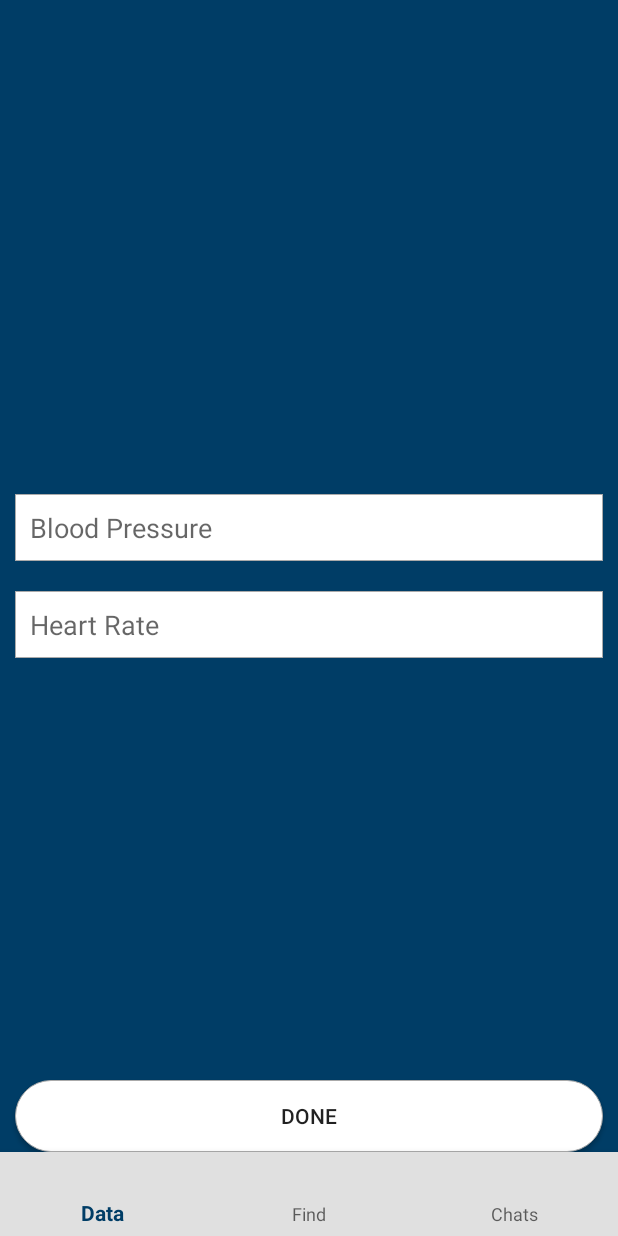
After one commit to mohamed-shaar/PatientHistory, an Android app: the fragment AddPhysicalExamFragment placed in its activity, on a phone screen of 412 x 824 dp. The commit adds this screen. Run offline under Robolectric (Android 15) with nearby library versions, the phone set to English and light mode, and no system bars; our stand-ins replace Room's generated code.

Commit message:
implemented add physical exam

```diff
--- /dev/null
+++ b/app/src/main/java/com/example/patienthistory/fragments/AddPhysicalExamFragment.java
@@ -0,0 +1,96 @@
+package com.example.patienthistory.fragments;
+
+
+import android.os.Bundle;
+import android.view.LayoutInflater;
+import android.view.View;
+import android.view.ViewGroup;
+import android.widget.Button;
+import android.widget.EditText;
+import android.widget.Toast;
+
+import com.example.patienthistory.R;
+import com.example.patienthistory.room.entities.PhysicalExam;
+import com.example.patienthistory.room.viewmodels.PhysicalExamViewModel;
+
+import androidx.fragment.app.Fragment;
+import androidx.lifecycle.Observer;
+import androidx.lifecycle.ViewModelProviders;
+
+/**
+ * A simple {@link Fragment} subclass.
+ */
+public class AddPhysicalExamFragment extends Fragment {
+
+    private EditText et_patient_blood_pressure;
+    private EditText et_patient_heart_rate;
+    private Button btn_patient_physical_exam_done;
+
+    private PhysicalExamViewModel physicalExamViewModel;
+
+    String blood_pressure;
+    String heart_rate;
+
+    int idHolder = 0;
+
+
+    public AddPhysicalExamFragment() {
+        // Required empty public constructor
+    }
+
+
+    @Override
+    public View onCreateView(LayoutInflater inflater, ViewGroup container,
+                             Bundle savedInstanceState) {
+        // Inflate the layout for this fragment
+        View view = inflater.inflate(R.layout.fragment_add_physical_exam, container, false);
+
+        et_patient_blood_pressure = view.findViewById(R.id.et_patient_blood_pressure);
+        et_patient_heart_rate = view.findViewById(R.id.et_patient_heart_rate);
+        btn_patient_physical_exam_done = view.findViewById(R.id.btn_patient_physical_exam_done);
+
+        physicalExamViewModel = ViewModelProviders.of(this).get(PhysicalExamViewModel.class);
+
+        physicalExamViewModel.getPhysicalExamLiveData().observe(this, new Observer<PhysicalExam>() {
+            @Override
+            public void onChanged(PhysicalExam physicalExam) {
+                if (physicalExam != null){
+                    et_patient_blood_pressure.setText(physicalExam.getBloodPressure());
+                    et_patient_heart_rate.setText(physicalExam.getHeartRate());
+                    setIdHolder(physicalExam.getId());
+                }
+            }
+        });
+
+        btn_patient_physical_exam_done.setOnClickListener(new View.OnClickListener() {
+            @Override
+            public void onClick(View v) {
+                extractData();
+                if (blood_pressure.isEmpty() || heart_rate.isEmpty()){
+                    Toast.makeText(getContext(), "Please Enter the Fields.", Toast.LENGTH_SHORT).show();
+                }
+                else {
+                    if (idHolder == 0){
+                        physicalExamViewModel.insert(new PhysicalExam(1, blood_pressure, heart_rate));
+                    }
+                    else {
+                        PhysicalExam physicalExam = new PhysicalExam(1, blood_pressure, heart_rate);
+                        physicalExam.setId(idHolder);
+                        physicalExamViewModel.update(physicalExam);
+                        getActivity().getSupportFragmentManager().popBackStack();
+                    }
+                }
+            }
+        });
+
+        return view;
+    }
+
+    private void extractData(){
+        blood_pressure = et_patient_blood_pressure.getText().toString().trim();
+        heart_rate = et_patient_heart_rate.getText().toString().trim();
+    }
+
+    private void setIdHolder(int id){ idHolder = id;}
+
+}
--- a/app/src/main/java/com/example/patienthistory/fragments/DataFragment.java
+++ b/app/src/main/java/com/example/patienthistory/fragments/DataFragment.java
@@ -112,6 +112,18 @@
             }
         });
 
+        btn_patient_physical_exam.setOnClickListener(new View.OnClickListener() {
+            @Override
+            public void onClick(View v) {
+                AddPhysicalExamFragment fragment = new AddPhysicalExamFragment();
+                FragmentManager fragmentManager = getActivity().getSupportFragmentManager();
+                FragmentTransaction fragmentTransaction = fragmentManager.beginTransaction();
+                fragmentTransaction.replace(R.id.patient_frame_layout, fragment);
+                fragmentTransaction.addToBackStack(null);
+                fragmentTransaction.commit();
+            }
+        });
+
         return view;
     }
 }
--- /dev/null
+++ b/app/src/main/res/layout/fragment_add_physical_exam.xml
@@ -0,0 +1,47 @@
+<?xml version="1.0" encoding="utf-8"?>
+<RelativeLayout xmlns:android="http://schemas.android.com/apk/res/android"
+    xmlns:tools="http://schemas.android.com/tools"
+    android:layout_width="match_parent"
+    android:layout_height="match_parent"
+    android:background="@color/blueDark"
+    tools:context=".fragments.AddPhysicalExamFragment">
+
+    <LinearLayout
+        android:layout_width="match_parent"
+        android:layout_height="wrap_content"
+        android:layout_centerInParent="true"
+        android:orientation="vertical">
+
+    <EditText
+        android:id="@+id/et_patient_blood_pressure"
+        android:layout_width="match_parent"
+        android:layout_height="wrap_content"
+        android:layout_margin="10dp"
+        android:background="@drawable/edit_text_background"
+        android:hint="@string/blood_pressure"
+        android:inputType="text"
+        android:padding="10dp" />
+
+        <EditText
+            android:id="@+id/et_patient_heart_rate"
+            android:layout_width="match_parent"
+            android:layout_height="wrap_content"
+            android:layout_margin="10dp"
+            android:background="@drawable/edit_text_background"
+            android:hint="@string/heart_rate"
+            android:inputType="text"
+            android:padding="10dp" />
+
+    </LinearLayout>
+
+    <Button
+        android:id="@+id/btn_patient_physical_exam_done"
+        android:layout_width="match_parent"
+        android:layout_height="wrap_content"
+        android:layout_alignParentBottom="true"
+        android:layout_margin="10dp"
+        android:background="@drawable/button_shape"
+        android:padding="10dp"
+        android:text="@string/done" />
+
+</RelativeLayout>
--- a/app/src/main/res/values/strings.xml
+++ b/app/src/main/res/values/strings.xml
@@ -67,4 +67,6 @@
     <string name="alcohol">Alcohol</string>
     <string name="illicit_drugs">Illicit Drugs</string>
     <string name="please_enter_true_or_false">Please Enter true or false.</string>
+    <string name="blood_pressure">Blood Pressure</string>
+    <string name="heart_rate">Heart Rate</string>
 </resources>
```
